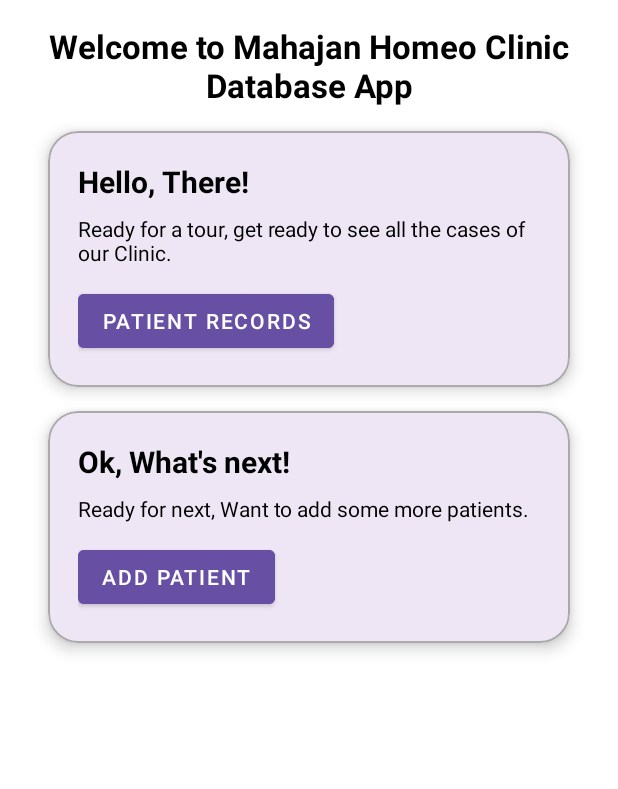
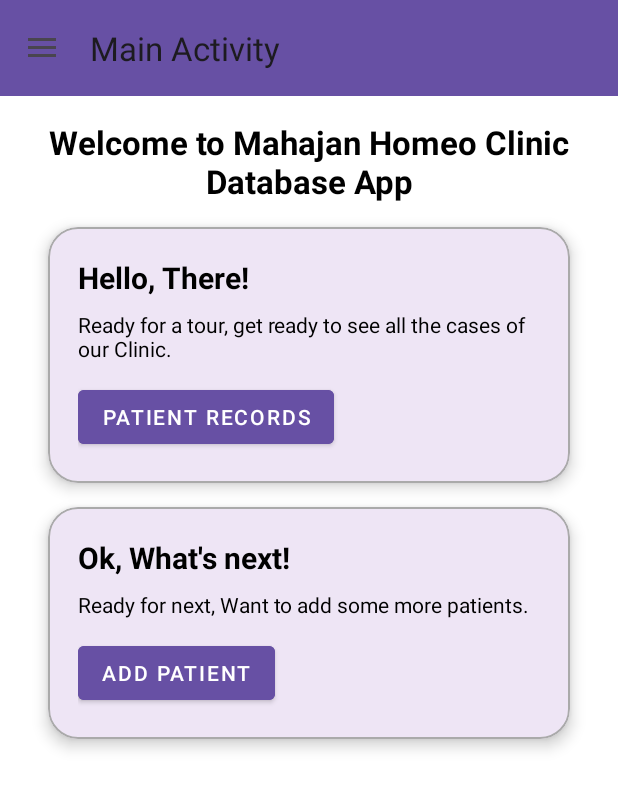
Before and after one commit to skystone1000/Hospital-Data-Web-App, an Android app: the screen it shows after launch (MainActivity), on a phone screen of 412 x 824 dp. Shown: the top 789 px of the screen. Run offline under Robolectric (Android 15) with nearby library versions, the phone set to English and light mode, and no system bars; our stand-ins replace Room's generated code, data binding.

Commit message:
Toolbar and Navigation Drawer with MainActivity

```diff
--- a/PatientRecords/app/build.gradle.kts
+++ b/PatientRecords/app/build.gradle.kts
@@ -49,6 +49,7 @@ dependencies {
     implementation(libs.material)
     implementation(libs.androidx.activity)
     implementation(libs.androidx.constraintlayout)
+    implementation(libs.androidx.navigation.ui.ktx)
     testImplementation(libs.junit)
     androidTestImplementation(libs.androidx.junit)
     androidTestImplementation(libs.androidx.espresso.core)
--- a/PatientRecords/app/src/main/java/com/example/patientrecords/MainActivity.kt
+++ b/PatientRecords/app/src/main/java/com/example/patientrecords/MainActivity.kt
@@ -2,14 +2,9 @@ package com.example.patientrecords
 
 import android.content.Intent
 import android.os.Bundle
-import androidx.activity.enableEdgeToEdge
-import androidx.appcompat.app.AppCompatActivity
-import androidx.core.view.ViewCompat
-import androidx.core.view.WindowInsetsCompat
 import com.example.patientrecords.databinding.ActivityMainBinding
 import com.example.patientrecords.ui.addpatient.AddPatientActivity
 import com.example.patientrecords.ui.base.BaseActivity
-import com.example.patientrecords.ui.followuppatient.PatientFollowUpActivity
 import com.example.patientrecords.ui.viewallpatient.ViewAllPatientsActivity
 
 class MainActivity : BaseActivity(R.layout.activity_main) {
@@ -22,9 +17,12 @@ class MainActivity : BaseActivity(R.layout.activity_main) {
         binding = ActivityMainBinding.inflate(layoutInflater)
         setContentView(binding.root)
 
-        // Handle clicks
+        initToolbarWithDrawer()
+        setToolbarTitle("Main Activity")
+
+        // Button Clicks
         binding.btnPatientRecords.setOnClickListener {
-             startActivity(Intent(this, ViewAllPatientsActivity::class.java))
+            startActivity(Intent(this, ViewAllPatientsActivity::class.java))
         }
 
         binding.btnAddPatient.setOnClickListener {
--- a/PatientRecords/app/src/main/java/com/example/patientrecords/ui/base/BaseActivity.kt
+++ b/PatientRecords/app/src/main/java/com/example/patientrecords/ui/base/BaseActivity.kt
@@ -1,34 +1,106 @@
 package com.example.patientrecords.ui.base
 
+import android.content.Intent
 import android.os.Bundle
+import android.view.MenuItem
 import android.view.View
 import android.view.WindowInsets
 import android.widget.Toast
 import androidx.annotation.LayoutRes
+import androidx.appcompat.app.ActionBarDrawerToggle
 import androidx.appcompat.app.AppCompatActivity
+import androidx.core.view.GravityCompat
 import androidx.core.view.ViewCompat
 import androidx.core.view.updatePadding
+import androidx.drawerlayout.widget.DrawerLayout
 import com.example.patientrecords.R
+import com.example.patientrecords.databinding.ActivityBaseBinding
+import com.example.patientrecords.ui.addpatient.AddPatientActivity
+import com.example.patientrecords.ui.viewallpatient.ViewAllPatientsActivity
 import com.google.android.material.appbar.MaterialToolbar
+import com.google.android.material.navigation.DrawerLayoutUtils
+import com.google.android.material.navigation.NavigationView
 
-abstract class BaseActivity(@LayoutRes private val layoutResId: Int) : AppCompatActivity() {
+abstract class BaseActivity(@LayoutRes private val layoutResId: Int) : AppCompatActivity(), NavigationView.OnNavigationItemSelectedListener {
 
-    private var toolbar: MaterialToolbar? = null
+    private lateinit var toolbar: MaterialToolbar
+    private lateinit var drawerLayout: DrawerLayout
+    private lateinit var navView: NavigationView
+    private lateinit var toggle: ActionBarDrawerToggle
+    private lateinit var drawerToggle: ActionBarDrawerToggle
 
     override fun onCreate(savedInstanceState: Bundle?) {
         super.onCreate(savedInstanceState)
         setContentView(layoutResId)
 
-        initToolbar()
         applyTopPaddingToRoot()
     }
 
-    private fun initToolbar() {
-        toolbar = findViewById(R.id.topAppBar)
-        toolbar?.let {
-            setSupportActionBar(it)
-            it.setNavigationOnClickListener { onBackPressedDispatcher.onBackPressed() }
+    protected fun initToolbarWithDrawer() {
+        toolbar = findViewById(R.id.toolbar)
+        drawerLayout = findViewById(R.id.drawerLayout)
+        navView = findViewById(R.id.navView)
+
+        setSupportActionBar(toolbar)
+        toggle = ActionBarDrawerToggle(this, drawerLayout, toolbar, R.string.navigation_drawer_open, R.string.navigation_drawer_close)
+        drawerLayout.addDrawerListener(toggle)
+        toggle.syncState()
+
+        navView.setNavigationItemSelectedListener { menuItem ->
+            onDrawerItemSelected(menuItem)
+            drawerLayout.closeDrawers()
+            true
         }
+    }
+
+    protected fun onDrawerItemSelected(item: MenuItem) {
+        // Child activities can override this
+        when (item.itemId) {
+            R.id.nav_home -> {
+                // Already in home, no action needed
+            }
+            R.id.nav_add_patient -> {
+                startActivity(Intent(this, AddPatientActivity::class.java))
+            }
+            R.id.nav_view_patients -> {
+                startActivity(Intent(this, ViewAllPatientsActivity::class.java))
+            }
+        }
+        drawerLayout.closeDrawer(GravityCompat.START)
+
+    }
+
+    override fun onNavigationItemSelected(item: MenuItem): Boolean {
+        when (item.itemId) {
+            R.id.nav_home -> {
+                // Already in home, no action needed
+            }
+            R.id.nav_add_patient -> {
+                startActivity(Intent(this, AddPatientActivity::class.java))
+            }
+            R.id.nav_view_patients -> {
+                startActivity(Intent(this, ViewAllPatientsActivity::class.java))
+            }
+        }
+        drawerLayout.closeDrawer(GravityCompat.START)
+        return true
+    }
+
+    // Handle back press for drawer
+    override fun onBackPressed() {
+        if (drawerLayout.isDrawerOpen(GravityCompat.START)) {
+            drawerLayout.closeDrawer(GravityCompat.START)
+        } else {
+            super.onBackPressed()
+        }
+    }
+
+    // Handle toolbar toggle click
+    override fun onOptionsItemSelected(item: MenuItem): Boolean {
+        if (drawerToggle.onOptionsItemSelected(item)) {
+            return true
+        }
+        return super.onOptionsItemSelected(item)
     }
 
     private fun applyTopPaddingToRoot() {
--- /dev/null
+++ b/PatientRecords/app/src/main/res/drawable/baseline_add_24.xml
@@ -0,0 +1,5 @@
+<vector xmlns:android="http://schemas.android.com/apk/res/android" android:height="24dp" android:tint="#000000" android:viewportHeight="24" android:viewportWidth="24" android:width="24dp">
+
+    <path android:fillColor="@android:color/white" android:pathData="M19,13h-6v6h-2v-6H5v-2h6V5h2v6h6v2z"/>
+
+</vector>
--- /dev/null
+++ b/PatientRecords/app/src/main/res/drawable/baseline_checklist_24.xml
@@ -0,0 +1,5 @@
+<vector xmlns:android="http://schemas.android.com/apk/res/android" android:height="24dp" android:tint="#000000" android:viewportHeight="24" android:viewportWidth="24" android:width="24dp">
+
+    <path android:fillColor="@android:color/white" android:pathData="M22,7h-9v2h9V7zM22,15h-9v2h9V15zM5.54,11L2,7.46l1.41,-1.41l2.12,2.12l4.24,-4.24l1.41,1.41L5.54,11zM5.54,19L2,15.46l1.41,-1.41l2.12,2.12l4.24,-4.24l1.41,1.41L5.54,19z"/>
+
+</vector>
--- /dev/null
+++ b/PatientRecords/app/src/main/res/drawable/baseline_home_24.xml
@@ -0,0 +1,5 @@
+<vector xmlns:android="http://schemas.android.com/apk/res/android" android:height="24dp" android:tint="#000000" android:viewportHeight="24" android:viewportWidth="24" android:width="24dp">
+
+    <path android:fillColor="@android:color/white" android:pathData="M10,20v-6h4v6h5v-8h3L12,3 2,12h3v8z"/>
+
+</vector>
--- a/PatientRecords/app/src/main/res/layout/activity_main.xml
+++ b/PatientRecords/app/src/main/res/layout/activity_main.xml
@@ -7,17 +7,37 @@
         <!-- ViewModel or bindings can go here -->
     </data>
 
+    <androidx.drawerlayout.widget.DrawerLayout
+        android:id="@+id/drawerLayout"
+        android:layout_width="match_parent"
+        android:layout_height="match_parent"
+        tools:openDrawer="start">
 
+        <!-- Main Content Area -->
+        <androidx.coordinatorlayout.widget.CoordinatorLayout
+            android:layout_width="match_parent"
+            android:layout_height="match_parent">
+
+            <!-- Top App Bar -->
+            <com.google.android.material.appbar.MaterialToolbar
+                android:id="@+id/toolbar"
+                android:layout_width="match_parent"
+                android:layout_height="?attr/actionBarSize"
+                android:background="?attr/colorPrimary"
+                android:titleTextColor="@android:color/white"
+                app:title="Home"
+                app:popupTheme="@style/ThemeOverlay.Material3.Light" />
+
+            <!-- Main Screen Content -->
             <androidx.constraintlayout.widget.ConstraintLayout
                 android:id="@+id/main"
-        tools:context=".MainActivity"
                 android:layout_width="match_parent"
                 android:layout_height="match_parent"
+                android:padding="16dp"
                 android:background="@android:color/white"
-        android:padding="16dp">
-
-
-
+                app:layout_behavior="@string/appbar_scrolling_view_behavior"
+                tools:context=".MainActivity"
+                android:layout_marginTop="?attr/actionBarSize">
 
                 <!-- Title -->
                 <TextView
@@ -129,4 +149,15 @@
                 </com.google.android.material.card.MaterialCardView>
 
             </androidx.constraintlayout.widget.ConstraintLayout>
+        </androidx.coordinatorlayout.widget.CoordinatorLayout>
+
+        <!-- Navigation Drawer Content -->
+        <com.google.android.material.navigation.NavigationView
+            android:id="@+id/navView"
+            android:layout_width="wrap_content"
+            android:layout_height="match_parent"
+            android:layout_gravity="start"
+            app:menu="@menu/drawer_menu"
+            app:headerLayout="@layout/nav_header_main" />
+    </androidx.drawerlayout.widget.DrawerLayout>
 </layout>
--- /dev/null
+++ b/PatientRecords/app/src/main/res/menu/drawer_menu.xml
@@ -0,0 +1,6 @@
+<?xml version="1.0" encoding="utf-8"?>
+<menu xmlns:android="http://schemas.android.com/apk/res/android">
+    <item android:id="@+id/nav_home" android:title="Home" android:icon="@drawable/baseline_home_24" />
+    <item android:id="@+id/nav_add_patient" android:title="Add Patient" android:icon="@drawable/baseline_add_24" />
+    <item android:id="@+id/nav_view_patients" android:title="View Patients" android:icon="@drawable/baseline_checklist_24" />
+</menu>
--- a/PatientRecords/app/src/main/res/values/strings.xml
+++ b/PatientRecords/app/src/main/res/values/strings.xml
@@ -1,3 +1,7 @@
 <resources>
     <string name="app_name">PatientRecords</string>
+
+    <string name="navigation_drawer_open">Open Navigation Drawer</string>
+    <string name="navigation_drawer_close">Close Navigation Drawer</string>
+
 </resources>
--- a/PatientRecords/gradle/libs.versions.toml
+++ b/PatientRecords/gradle/libs.versions.toml
@@ -11,6 +11,7 @@ material = "1.12.0"
 activity = "1.10.1"
 constraintlayout = "2.2.1"
 roomRuntime = "2.6.1"
+navigationUiKtx = "2.8.9"
 
 [libraries]
 androidx-core-ktx = { group = "androidx.core", name = "core-ktx", version.ref = "coreKtx" }
@@ -26,6 +27,7 @@ androidx-appcompat = { group = "androidx.appcompat", name = "appcompat", version
 material = { group = "com.google.android.material", name = "material", version.ref = "material" }
 androidx-activity = { group = "androidx.activity", name = "activity", version.ref = "activity" }
 androidx-constraintlayout = { group = "androidx.constraintlayout", name = "constraintlayout", version.ref = "constraintlayout" }
+androidx-navigation-ui-ktx = { group = "androidx.navigation", name = "navigation-ui-ktx", version.ref = "navigationUiKtx" }
 
 [plugins]
 android-application = { id = "com.android.application", version.ref = "agp" }
```
Also changed, not shown: PatientRecords/app/src/main/res/layout/nav_header_main.xml (added, +12 -0 lines). Lines whose indentation alone changed are shown as unchanged.
